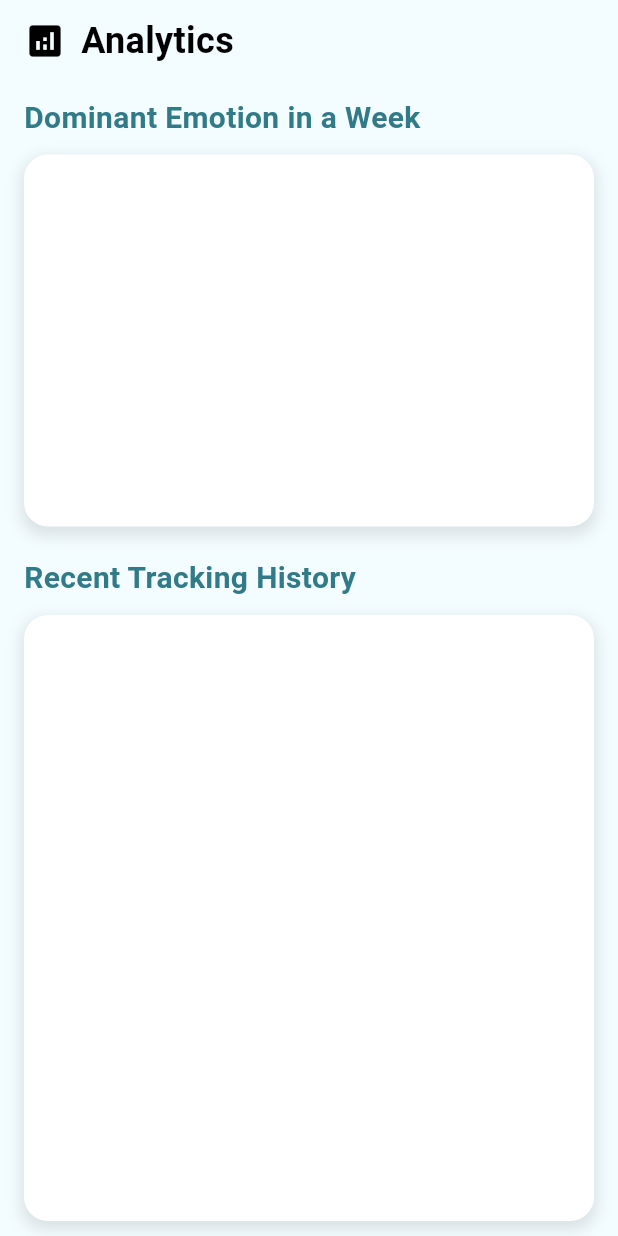
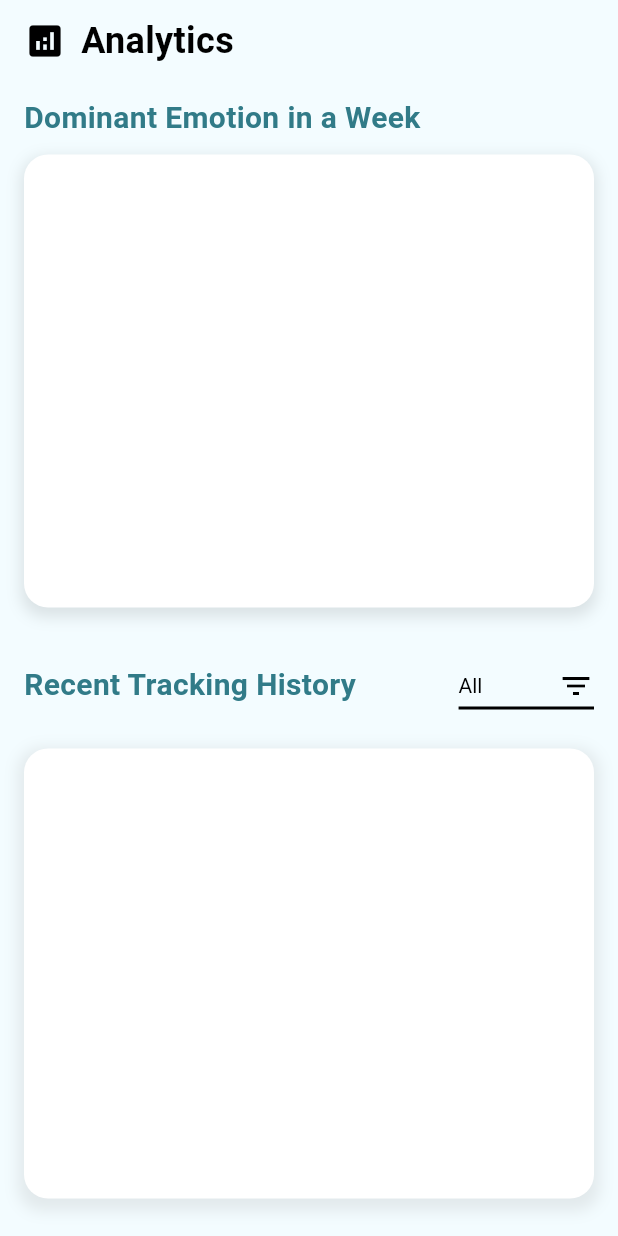
Before and after one commit to Kristoferseyan/fix-emotion, a Flutter app: the AnalyticsPage screen opened directly with empty values, on a phone screen of 412 x 824 dp. Run offline on Flutter 3.47's test engine with Material 3 defaults, Android fonts, the phone set to English and light mode, and no system bars; drawn by our look-alikes of fl_chart; our stand-ins replace camera, flutter_dotenv, flutter_signin_button, google_nav_bar, google_sign_in, shared_preferences and 1 more; missing offline and left inert: bcrypt, tflite_v2; accounts and stored records are empty.

Commit message:
Updated analytics page

```diff
--- a/lib/analytics-modules/analytics_page.dart
+++ b/lib/analytics-modules/analytics_page.dart
@@ -1,7 +1,6 @@
 import 'package:flutter/material.dart';
 import 'package:supabase_flutter/supabase_flutter.dart';
 import '../graph/pie_chart_widget.dart';
-import 'recent_tracking_list.dart';
 
 class AnalyticsPage extends StatefulWidget {
   final String userId;
@@ -14,6 +13,7 @@ class AnalyticsPage extends StatefulWidget {
 
 class _AnalyticsPageState extends State<AnalyticsPage> {
   final supabase = Supabase.instance.client;
+  String _selectedEmotion = 'All'; // Default filter
 
   Future<Map<String, dynamic>> _fetchData() async {
     Map<String, double> emotionData = {};
@@ -91,7 +91,13 @@ class _AnalyticsPageState extends State<AnalyticsPage> {
             final emotionData = snapshot.data!['emotionData'] as Map<String, double>;
             final recentTrackings = snapshot.data!['recentTrackings'] as List<Map<String, dynamic>>;
 
+            // Apply filter to recentTrackings
+            final filteredTrackings = _selectedEmotion == 'All'
+                ? recentTrackings
+                : recentTrackings.where((tracking) => tracking['emotion'] == _selectedEmotion).toList();
+
             return SafeArea(
+              child: SingleChildScrollView(
                 child: Padding(
                   padding: const EdgeInsets.symmetric(horizontal: 16.0, vertical: 10.0),
                   child: Column(
@@ -107,10 +113,17 @@ class _AnalyticsPageState extends State<AnalyticsPage> {
                         isDarkMode: isDarkMode,
                       ),
                       const SizedBox(height: 20),
+                      Row(
+                        mainAxisAlignment: MainAxisAlignment.spaceBetween,
+                        children: [
                           _buildSectionTitle('Recent Tracking History', isDarkMode),
+                          _buildEmotionFilterDropdown(isDarkMode),
+                        ],
+                      ),
                       const SizedBox(height: 10),
-                    _buildRecentTrackingList(recentTrackings, isDarkMode),
+                      _buildRecentTrackingList(filteredTrackings, isDarkMode),
                     ],
+                  ),
                 ),
               ),
             );
@@ -151,16 +164,45 @@ class _AnalyticsPageState extends State<AnalyticsPage> {
     );
   }
 
+  Widget _buildEmotionFilterDropdown(bool isDarkMode) {
+    return Padding(
+      padding: const EdgeInsets.symmetric(vertical: 8.0),
+      child: DropdownButton<String>(
+        value: _selectedEmotion,
+        icon: Icon(Icons.filter_list, color: isDarkMode ? Colors.white : Colors.black),
+        iconSize: 24,
+        elevation: 16,
+        style: TextStyle(color: isDarkMode ? Colors.white : Colors.black),
+        underline: Container(
+          height: 2,
+          color: isDarkMode ? Colors.white : Colors.black,
+        ),
+        onChanged: (String? newValue) {
+          setState(() {
+            _selectedEmotion = newValue ?? 'All';
+          });
+        },
+        items: ['All', 'Happiness', 'Sadness', 'Anger', 'Surprise', 'Disgust', 'Fear']
+            .map<DropdownMenuItem<String>>((String value) {
+          return DropdownMenuItem<String>(
+            value: value,
+            child: Text(value),
+          );
+        }).toList(),
+      ),
+    );
+  }
+
   Widget _buildRecentTrackingList(List<Map<String, dynamic>> recentTrackings, bool isDarkMode) {
-    return Expanded( // This ensures the list takes up the available space without causing overflow
-      child: Container(
+    return Container(
+      height: 300, // Fixed height for the recent tracking list
       decoration: BoxDecoration(
         color: isDarkMode ? Color.fromARGB(255, 23, 57, 61) : Colors.white,
         borderRadius: BorderRadius.circular(16),
         boxShadow: [
           BoxShadow(
-              color: isDarkMode ? Colors.black.withOpacity(0.3) : Colors.black.withOpacity(0.1),
-              spreadRadius: 2,
+            color: isDarkMode ? Colors.black.withOpacity(0.2) : Colors.grey.withOpacity(0.2),
+            spreadRadius: 4,
             blurRadius: 8,
             offset: const Offset(0, 4),
           ),
@@ -170,7 +212,22 @@ class _AnalyticsPageState extends State<AnalyticsPage> {
         itemCount: recentTrackings.length,
         itemBuilder: (context, index) {
           final tracking = recentTrackings[index];
-            return ListTile(
+          return Container(
+            margin: const EdgeInsets.symmetric(vertical: 8.0, horizontal: 10.0),
+            padding: const EdgeInsets.all(8.0),
+            decoration: BoxDecoration(
+              borderRadius: BorderRadius.circular(10),
+              color: isDarkMode ? Color.fromARGB(255, 28, 66, 71) : Colors.white,
+              boxShadow: [
+                BoxShadow(
+                  color: isDarkMode ? Colors.black.withOpacity(0.15) : Colors.grey.withOpacity(0.15),
+                  spreadRadius: 2,
+                  blurRadius: 6,
+                  offset: const Offset(0, 2),
+                ),
+              ],
+            ),
+            child: ListTile(
               title: Text(
                 tracking['emotion'],
                 style: TextStyle(color: isDarkMode ? Colors.white : Colors.black),
@@ -179,9 +236,9 @@ class _AnalyticsPageState extends State<AnalyticsPage> {
                 '${tracking['date']} ${tracking['time']}',
                 style: TextStyle(color: isDarkMode ? Colors.white70 : Colors.black54),
               ),
+            ),
           );
         },
-        ),
       ),
     );
   }
--- a/lib/graph/emotion_chart.dart
+++ b/lib/graph/emotion_chart.dart
@@ -54,9 +54,7 @@ class _EmotionChartState extends State<EmotionChart> {
         }
       }
 
-      final data = response as List<dynamic>? ?? [];
-
-      print('Supabase response: $data');  // Debugging output
+      print('Supabase response: $response');  // Debugging output
 
       // Initialize a map to hold sums and counts for each day of the week
       Map<int, double> dailyEmotionSum = {};
@@ -68,7 +66,7 @@ class _EmotionChartState extends State<EmotionChart> {
       }
 
       // Populate the counts and sum based on the response data
-      for (var entry in data) {
+      for (var entry in response) {
         DateTime timestamp = DateTime.parse(entry['timestamp']);
         int dayIndex = DateTime.now().difference(timestamp).inDays;
 
--- a/lib/graph/pie_chart_widget.dart
+++ b/lib/graph/pie_chart_widget.dart
@@ -8,18 +8,21 @@ class PieChartWidget extends StatelessWidget {
 
   @override
   Widget build(BuildContext context) {
+    final brightness = MediaQuery.of(context).platformBrightness;
+    final isDarkMode = brightness == Brightness.dark;
+
     List<PieChartSectionData> sections = emotionData.entries.map((entry) {
       String emotionKey = entry.key.trim();
       Color color = _getColor(emotionKey);
-      print('Emotion: $emotionKey, Color: $color'); // Debug log
+      double value = entry.value;
 
       return PieChartSectionData(
         color: color,
-        value: entry.value,
-        title: '${entry.value.toInt()}%',
-        radius: 50,
+        value: value,
+        title: '${value.toStringAsFixed(1)}%',
+        radius: 60,
         titleStyle: TextStyle(
-          fontSize: 16,
+          fontSize: _getTitleFontSize(value), // Adjust font size based on value
           fontWeight: FontWeight.bold,
           color: Colors.white,
         ),
@@ -27,45 +30,66 @@ class PieChartWidget extends StatelessWidget {
     }).toList();
 
     return Column(
+      crossAxisAlignment: CrossAxisAlignment.start,
       children: [
         Container(
           width: double.infinity,
-          height: 200,
+          height: 250,
           child: PieChart(
             PieChartData(
               sections: sections,
-              centerSpaceRadius: 40,
+              centerSpaceRadius: 50,
               borderData: FlBorderData(show: false),
               sectionsSpace: 2,
+              startDegreeOffset: 270,
             ),
           ),
         ),
-        const SizedBox(height: 16),
-        _buildLegend(),
+        const SizedBox(height: 20),
+        _buildLegend(isDarkMode),
       ],
     );
   }
 
-  Widget _buildLegend() {
+  Widget _buildLegend(bool isDarkMode) {
     return Wrap(
-      spacing: 10,
-      runSpacing: 10,
+      spacing: 12,
+      runSpacing: 12,
       children: emotionData.keys.map((emotion) {
-        String emotionKey = emotion.trim(); // Trim the emotion key here as well
+        String emotionKey = emotion.trim();
         return Row(
           mainAxisSize: MainAxisSize.min,
           children: [
             Container(
-              width: 16,
-              height: 16,
-              color: _getColor(emotionKey),
+              width: 20,
+              height: 20,
+              decoration: BoxDecoration(
+                color: _getColor(emotionKey),
+                borderRadius: BorderRadius.circular(4),
+              ),
             ),
             const SizedBox(width: 8),
-            Text(emotionKey),
+            Text(
+              emotionKey,
+              style: TextStyle(
+                fontSize: 16,
+                color: isDarkMode ? Colors.white : Colors.black,
+              ),
+            ),
           ],
         );
       }).toList(),
     );
+  }
+
+  double _getTitleFontSize(double value) {
+    if (value > 20) {
+      return 16;
+    } else if (value > 10) {
+      return 14;
+    } else {
+      return 12;
+    }
   }
 
   Color _getColor(String emotion) {
```
Also changed, not shown: lib/analytics-modules/recent_tracking_list.dart (deleted, +0 -90 lines), 3 other files. Lines whose indentation alone changed are shown as unchanged.
